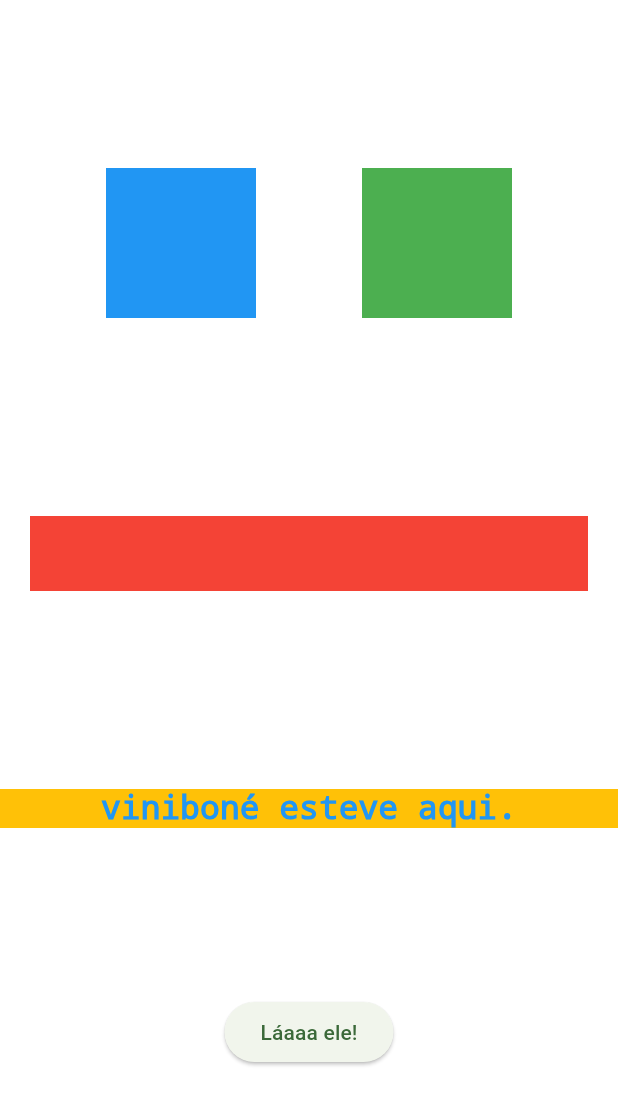
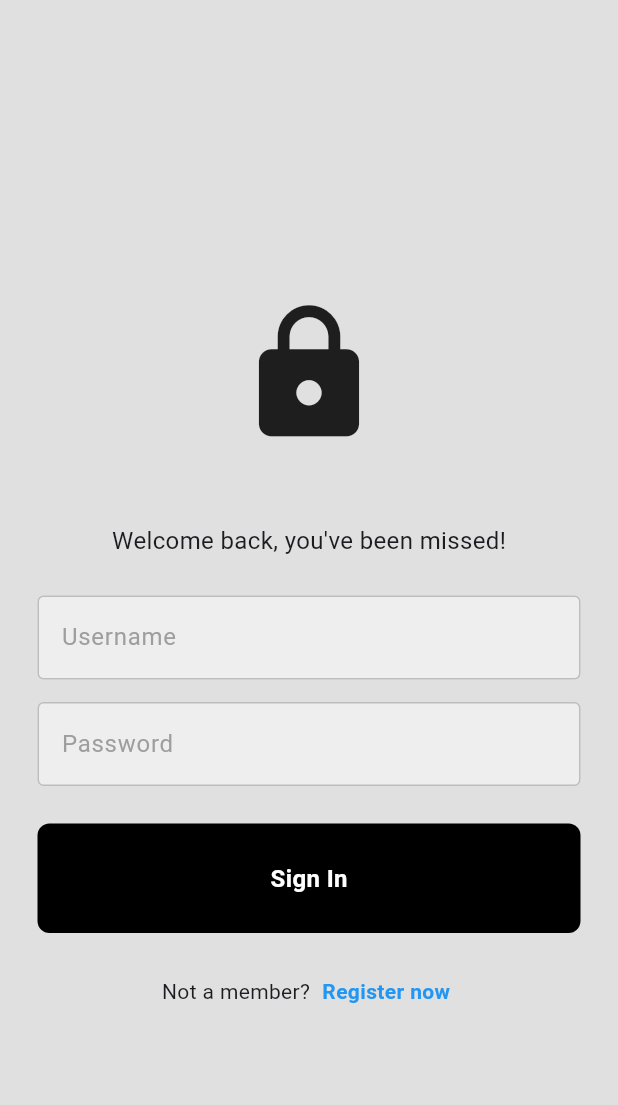
Before and after one commit to antonvinicius/musician-buddy, a Flutter app: the screen it shows after launch, on a phone screen of 412 x 824 dp. Shown: the top 1105 px of the screen. Run offline on Flutter 3.47's test engine with Material 3 defaults, Android fonts, the phone set to English and light mode, and no system bars.

Commit message:
feat: Add login screen

```diff
--- /dev/null
+++ b/mobile/lib/components/button_component.dart
@@ -0,0 +1,34 @@
+import 'package:flutter/material.dart';
+
+class ButtonComponent extends StatelessWidget {
+  final void Function()? onTap;
+
+  const ButtonComponent({super.key, this.onTap});
+
+  @override
+  Widget build(BuildContext context) {
+    return InkWell(
+      onTap: onTap,
+      child: GestureDetector(
+        child: Container(
+          padding: EdgeInsets.all(25),
+          margin: EdgeInsets.symmetric(horizontal: 25),
+          child: Center(
+            child: Text(
+              "Sign In",
+              style: TextStyle(
+                color: Colors.white,
+                fontWeight: FontWeight.bold,
+                fontSize: 16,
+              ),
+            ),
+          ),
+          decoration: BoxDecoration(
+            color: Colors.black,
+            borderRadius: BorderRadius.circular(8),
+          ),
+        ),
+      ),
+    );
+  }
+}
--- /dev/null
+++ b/mobile/lib/components/textfield_component.dart
@@ -0,0 +1,38 @@
+import 'package:flutter/material.dart';
+
+class TextfieldComponent extends StatelessWidget {
+  final controller;
+  final String hintText;
+  final bool obscureText;
+
+  const TextfieldComponent(
+      {super.key,
+      required this.controller,
+      required this.hintText,
+      required this.obscureText});
+
+  @override
+  Widget build(BuildContext context) {
+    return Padding(
+      padding: const EdgeInsets.symmetric(horizontal: 25),
+      child: TextField(
+        controller: controller,
+        obscureText: obscureText,
+        decoration: InputDecoration(
+          enabledBorder: OutlineInputBorder(
+            borderSide: BorderSide(
+              color: Colors.grey.shade400,
+            ),
+          ),
+          focusedBorder: OutlineInputBorder(
+            borderSide: BorderSide(color: Colors.grey.shade500),
+          ),
+          fillColor: Colors.grey.shade200,
+          filled: true,
+          hintText: hintText,
+          hintStyle: TextStyle(color: Colors.grey[500])
+        ),
+      ),
+    );
+  }
+}
--- a/mobile/lib/main.dart
+++ b/mobile/lib/main.dart
@@ -1,6 +1,7 @@
 // ignore_for_file: prefer_const_constructors
 
 import 'package:flutter/material.dart';
+import 'package:mobile/screens/login_screen.dart';
 
 void main() {
   runApp(const MyApp());
@@ -12,61 +13,7 @@ class MyApp extends StatelessWidget {
   @override
   Widget build(BuildContext context) {
     return MaterialApp(
-      title: 'Flutter Demo',
-      theme: ThemeData(
-        colorScheme: ColorScheme.fromSeed(seedColor: Colors.green),
-        useMaterial3: true,
-      ),
-      home: Container(
-        color: Colors.white,
-        child: Column(
-          mainAxisAlignment: MainAxisAlignment.spaceEvenly,
-          children: [
-            Row(
-              mainAxisAlignment: MainAxisAlignment.spaceEvenly,
-              children: [
-                Container(
-                  color: Colors.blue,
-                  width: 100,
-                  height: 100,
-                ),
-                Container(
-                  color: Colors.green,
-                  width: 100,
-                  height: 100,
-                )
-              ],
-            ),
-            Padding(
-              padding: const EdgeInsets.all(20),
-              child: Container(
-                color: Colors.red,
-                width: double.infinity,
-                height: 50,
-              ),
-            ),
-            Container(
-              width: double.infinity,
-              color: Colors.amber,
-              child: const Text(
-                "viniboné esteve aqui.",
-                style: TextStyle(
-                  color: Colors.blue,
-                  decoration: TextDecoration.none,
-                  fontSize: 22,
-                ),
-                textAlign: TextAlign.center,
-              ),
-            ),
-            ElevatedButton(
-              onPressed: () {
-                print("fala manolo!");
-              },
-              child: Text("Láaaa ele!"),
-            )
-          ],
-        ),
-      ),
+      home: LoginScreen(),
     );
   }
 }
--- /dev/null
+++ b/mobile/lib/screens/login_screen.dart
@@ -0,0 +1,74 @@
+import 'package:flutter/material.dart';
+import 'package:mobile/components/button_component.dart';
+import 'package:mobile/components/textfield_component.dart';
+
+class LoginScreen extends StatelessWidget {
+  const LoginScreen({super.key});
+
+  @override
+  Widget build(BuildContext context) {
+    final usernameController = TextEditingController();
+    final passwordController = TextEditingController();
+
+    void onSignIn() {}
+
+    void onRegister() {}
+
+    return Scaffold(
+      backgroundColor: Colors.grey[300],
+      body: SafeArea(
+        child: Center(
+          child: Column(
+            mainAxisAlignment: MainAxisAlignment.center,
+            children: [
+              const SizedBox(height: 50),
+              const Icon(Icons.lock, size: 100),
+              const SizedBox(height: 50),
+              const Text(
+                "Welcome back, you've been missed!",
+                style: TextStyle(fontSize: 16),
+              ),
+              const SizedBox(height: 25),
+              TextfieldComponent(
+                controller: usernameController,
+                hintText: "Username",
+                obscureText: false,
+              ),
+              const SizedBox(height: 15),
+              TextfieldComponent(
+                controller: passwordController,
+                hintText: "Password",
+                obscureText: true,
+              ),
+              const SizedBox(height: 25),
+              ButtonComponent(
+                onTap: onSignIn,
+              ),
+              const SizedBox(height: 25),
+              Row(
+                mainAxisAlignment: MainAxisAlignment.center,
+                children: [
+                  const Text("Not a member?"),
+                  const SizedBox(width: 4),
+                  InkWell(
+                    onTap: onRegister,
+                    child: const Padding(
+                      padding: EdgeInsets.all(4.0),
+                      child: Text(
+                        "Register now",
+                        style: TextStyle(
+                          color: Colors.blue,
+                          fontWeight: FontWeight.bold,
+                        ),
+                      ),
+                    ),
+                  )
+                ],
+              )
+            ],
+          ),
+        ),
+      ),
+    );
+  }
+}
```
